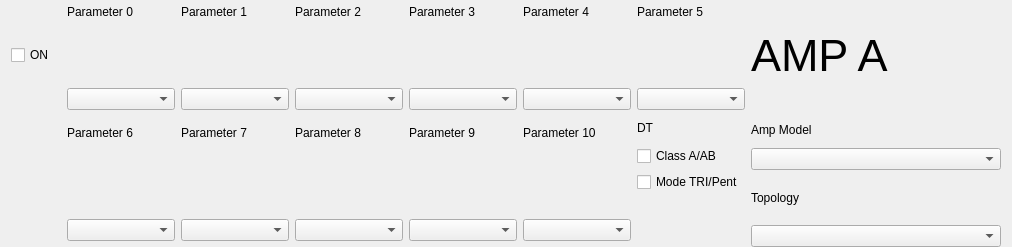
Qt form ui/amp.ui (StarAurryon/lpedit) before a commit.
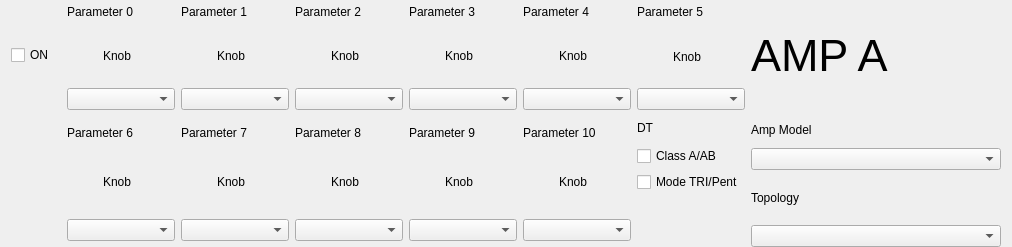
The same form after that commit.

Commit message: Adding Icon and Knob

```diff
--- a/ui/amp.ui
+++ b/ui/amp.ui
@@ -97,7 +97,7 @@
           <number>0</number>
          </property>
          <item row="0" column="0">
-          <widget class="QWidget" name="param4Knob" native="true">
+          <widget class="QLabel" name="param4Knob">
            <property name="minimumSize">
             <size>
              <width>35</width>
@@ -110,6 +110,9 @@
              <height>35</height>
             </size>
            </property>
+           <property name="text">
+            <string>Knob</string>
+           </property>
           </widget>
          </item>
         </layout>
@@ -202,7 +205,7 @@
           <number>0</number>
          </property>
          <item row="0" column="0">
-          <widget class="QWidget" name="param7Knob" native="true">
+          <widget class="QLabel" name="param7Knob">
            <property name="minimumSize">
             <size>
              <width>35</width>
@@ -215,6 +218,9 @@
              <height>35</height>
             </size>
            </property>
+           <property name="text">
+            <string>Knob</string>
+           </property>
           </widget>
          </item>
         </layout>
@@ -307,7 +313,7 @@
           <number>0</number>
          </property>
          <item row="0" column="0">
-          <widget class="QWidget" name="param0Knob" native="true">
+          <widget class="QLabel" name="param0Knob">
            <property name="minimumSize">
             <size>
              <width>35</width>
@@ -320,6 +326,9 @@
              <height>35</height>
             </size>
            </property>
+           <property name="text">
+            <string>Knob</string>
+           </property>
           </widget>
          </item>
         </layout>
@@ -431,7 +440,7 @@
           <number>0</number>
          </property>
          <item row="0" column="0">
-          <widget class="QWidget" name="param9Knob" native="true">
+          <widget class="QLabel" name="param9Knob">
            <property name="minimumSize">
             <size>
              <width>35</width>
@@ -444,6 +453,9 @@
              <height>35</height>
             </size>
            </property>
+           <property name="text">
+            <string>Knob</string>
+           </property>
           </widget>
          </item>
         </layout>
@@ -524,7 +536,7 @@
         </property>
         <layout class="QGridLayout" name="gridLayout_6">
          <item row="0" column="0">
-          <widget class="QWidget" name="param5Knob" native="true">
+          <widget class="QLabel" name="param5Knob">
            <property name="minimumSize">
             <size>
              <width>35</width>
@@ -537,6 +549,9 @@
              <height>35</height>
             </size>
            </property>
+           <property name="text">
+            <string>Knob</string>
+           </property>
           </widget>
          </item>
         </layout>
@@ -616,7 +631,7 @@
           <number>0</number>
          </property>
          <item row="0" column="0">
-          <widget class="QWidget" name="param8Knob" native="true">
+          <widget class="QLabel" name="param8Knob">
            <property name="minimumSize">
             <size>
              <width>35</width>
@@ -629,6 +644,9 @@
              <height>35</height>
             </size>
            </property>
+           <property name="text">
+            <string>Knob</string>
+           </property>
           </widget>
          </item>
         </layout>
@@ -718,7 +736,7 @@
           <number>0</number>
          </property>
          <item row="0" column="0">
-          <widget class="QWidget" name="param2Knob" native="true">
+          <widget class="QLabel" name="param2Knob">
            <property name="minimumSize">
             <size>
              <width>35</width>
@@ -731,6 +749,9 @@
              <height>35</height>
             </size>
            </property>
+           <property name="text">
+            <string>Knob</string>
+           </property>
           </widget>
          </item>
         </layout>
@@ -820,7 +841,7 @@
           <number>0</number>
          </property>
          <item row="0" column="0">
-          <widget class="QWidget" name="param3Knob" native="true">
+          <widget class="QLabel" name="param3Knob">
            <property name="minimumSize">
             <size>
              <width>35</width>
@@ -833,6 +854,9 @@
              <height>35</height>
             </size>
            </property>
+           <property name="text">
+            <string>Knob</string>
+           </property>
           </widget>
          </item>
         </layout>
@@ -925,7 +949,7 @@
           <number>0</number>
          </property>
          <item row="0" column="0">
-          <widget class="QWidget" name="param10Knob" native="true">
+          <widget class="QLabel" name="param10Knob">
            <property name="minimumSize">
             <size>
              <width>35</width>
@@ -938,6 +962,9 @@
              <height>35</height>
             </size>
            </property>
+           <property name="text">
+            <string>Knob</string>
+           </property>
           </widget>
          </item>
         </layout>
@@ -1030,7 +1057,7 @@
           <number>0</number>
          </property>
          <item row="0" column="0">
-          <widget class="QWidget" name="param1Knob" native="true">
+          <widget class="QLabel" name="param1Knob">
            <property name="minimumSize">
             <size>
              <width>35</width>
@@ -1043,6 +1070,9 @@
              <height>35</height>
             </size>
            </property>
+           <property name="text">
+            <string>Knob</string>
+           </property>
           </widget>
          </item>
         </layout>
@@ -1135,7 +1165,7 @@
           <number>0</number>
          </property>
          <item row="0" column="0">
-          <widget class="QWidget" name="param6Knob" native="true">
+          <widget class="QLabel" name="param6Knob">
            <property name="minimumSize">
             <size>
              <width>35</width>
@@ -1148,6 +1178,9 @@
              <height>35</height>
             </size>
            </property>
+           <property name="text">
+            <string>Knob</string>
+           </property>
           </widget>
          </item>
         </layout>
```
The commit also changes 8 other files.
